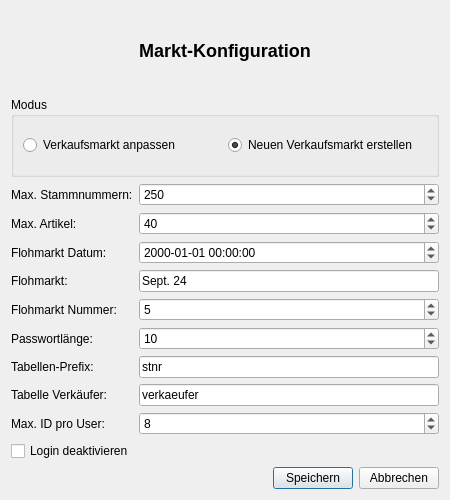
Old version of the form src/ui/design/market_setting.ui in the repository CodeName-666/VDataParser.
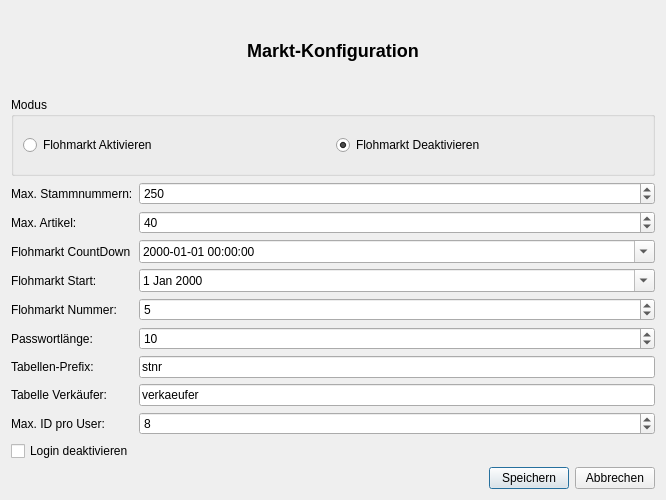
New version of the form.

Commit message: Implementation of Market settings

What changed in the file:
```diff
--- a/src/ui/design/market_setting.ui
+++ b/src/ui/design/market_setting.ui
@@ -6,7 +6,7 @@
    <rect>
     <x>0</x>
     <y>0</y>
-    <width>450</width>
+    <width>666</width>
     <height>500</height>
    </rect>
   </property>
@@ -35,14 +35,14 @@
       <item>
        <widget class="QRadioButton" name="radioEdit">
         <property name="text">
-         <string>Verkaufsmarkt anpassen</string>
+         <string>Flohmarkt Aktivieren</string>
         </property>
        </widget>
       </item>
       <item>
        <widget class="QRadioButton" name="radioNew">
         <property name="text">
-         <string>Neuen Verkaufsmarkt erstellen</string>
+         <string>Flohmarkt Deaktivieren</string>
         </property>
         <property name="checked">
          <bool>true</bool>
@@ -101,37 +101,37 @@
      <item row="2" column="0">
       <widget class="QLabel" name="labelFlohmarktDatum">
        <property name="text">
-        <string>Flohmarkt Datum:</string>
+        <string>Flohmarkt CountDown</string>
        </property>
       </widget>
      </item>
      <item row="2" column="1">
-      <widget class="QDateTimeEdit" name="dateTimeEditFlohmarkt">
+      <widget class="QDateTimeEdit" name="dateTimeEditFlohmarktCountDown">
+       <property name="dateTime">
+        <datetime>
+         <hour>0</hour>
+         <minute>0</minute>
+         <second>0</second>
+         <year>2000</year>
+         <month>1</month>
+         <day>1</day>
+        </datetime>
+       </property>
        <property name="displayFormat">
         <string>yyyy-MM-dd HH:mm:ss</string>
        </property>
-       <!-- Setze das Standard-Datum auf 2025-03-15 12:00:00 -->
-       <property name="dateTime">
-        <dateTime>2025-03-15T12:00:00</dateTime>
+       <property name="calendarPopup">
+        <bool>true</bool>
        </property>
       </widget>
      </item>
-     <!-- FLOHMARKT -->
      <item row="3" column="0">
       <widget class="QLabel" name="labelFlohmarkt">
        <property name="text">
-        <string>Flohmarkt:</string>
+        <string>Flohmarkt Start:</string>
        </property>
       </widget>
      </item>
-     <item row="3" column="1">
-      <widget class="QLineEdit" name="lineEditFlohmarkt">
-       <property name="text">
-        <string>Sept. 24</string>
-       </property>
-      </widget>
-     </item>
-     <!-- FLOHMARKTNUMMER -->
      <item row="4" column="0">
       <widget class="QLabel" name="labelFlohmarktNummer">
        <property name="text">
@@ -235,6 +235,13 @@
        </property>
       </widget>
      </item>
+     <item row="3" column="1">
+      <widget class="QDateEdit" name="dateTimeEditFlohmarkt">
+       <property name="calendarPopup">
+        <bool>true</bool>
+       </property>
+      </widget>
+     </item>
     </layout>
    </item>
    <!-- Button-Leiste -->
```
Left out of the diff: 22 changed lines with no effect on the pictures. The commit also changes 10 other files.
